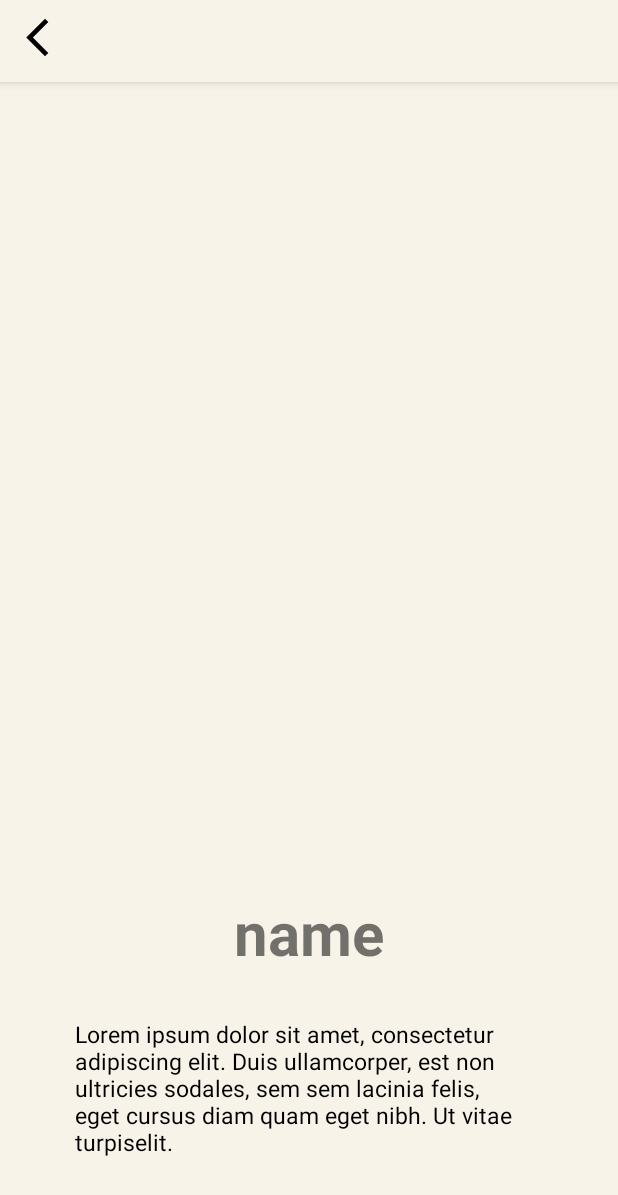
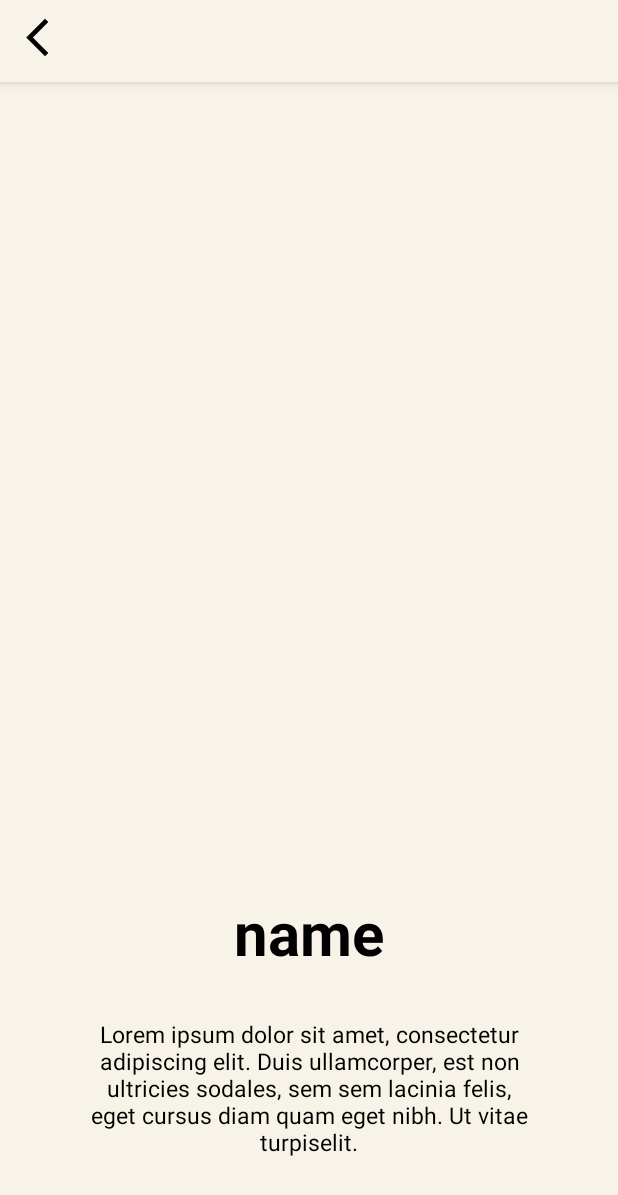
Before and after one commit to EmilioBoti/pokemon-app, an Android app: the layout fragment_pokemon.xml on its own in the app's theme, with its tools: preview values and no code run, on a phone screen of 412 x 824 dp. Shown: the top 1195 px of the screen. Run offline under Robolectric (Android 15) with nearby library versions, the phone set to English and light mode, and no system bars.

Commit message:
features/DEV/V1.0.1 done

```diff
--- a/app/src/main/java/com/example/pokemonapp/view/ui/base/MainActivity.java
+++ b/app/src/main/java/com/example/pokemonapp/view/ui/base/MainActivity.java
@@ -21,6 +21,7 @@ public class MainActivity extends AppCompatActivity {
         callFragment();
 
     }
+
     private void callFragment() {
         FragmentManager fragmentManager = getSupportFragmentManager();
         FragmentTransaction fragmentTransaction = fragmentManager.beginTransaction();
--- a/app/src/main/res/drawable/borders.xml
+++ b/app/src/main/res/drawable/borders.xml
@@ -3,5 +3,5 @@
     <corners android:radius="@dimen/dimen_300">
 
     </corners>
-    <stroke android:width="1dp"></stroke>
+    <stroke android:width="1dp" />
 </shape>
--- a/app/src/main/res/layout/evolution_card.xml
+++ b/app/src/main/res/layout/evolution_card.xml
@@ -8,6 +8,7 @@
 
 
     <androidx.cardview.widget.CardView
+        android:id="@+id/cardEvo"
         android:layout_width="wrap_content"
         android:layout_height="wrap_content"
         android:layout_gravity="center"
--- a/app/src/main/res/layout/fragment_home.xml
+++ b/app/src/main/res/layout/fragment_home.xml
@@ -6,7 +6,6 @@
     android:layout_height="match_parent"
     android:background="@color/bg_fragment"
     tools:context=".view.ui.fragments.HomeFragment"
-
     >
 
     <TextView
@@ -18,9 +17,7 @@
         android:text="@string/title"
         android:textColor="@color/black"
         android:textSize="@dimen/dimenString_36"
-        android:textStyle="bold">
-
-    </TextView>
+        android:textStyle="bold"/>
 
     <LinearLayout
         android:id="@+id/search_container"
@@ -40,6 +37,7 @@
             android:background="@drawable/customborder"
             android:inputType="text"
             app:queryHint="Search"
+            android:textColor="@color/black"
             />
 
         <ImageButton
--- a/app/src/main/res/layout/fragment_pokemon.xml
+++ b/app/src/main/res/layout/fragment_pokemon.xml
@@ -62,6 +62,7 @@
                 android:textAlignment="center"
                 android:textSize="@dimen/dimenString_40"
                 android:textStyle="bold"
+                android:textColor="@color/black"
                 tools:text="@string/name" />
 
             <!--Description-->
@@ -73,9 +74,27 @@
                 android:layout_marginTop="@dimen/dimen_30"
                 android:layout_marginRight="@dimen/dimen_50"
                 android:layout_marginBottom="@dimen/dimen_40"
-                android:text="@string/aboutPoke"
                 android:textColor="@color/black"
-                android:textSize="@dimen/dimenString_15" />
+                android:textAlignment="center"
+                android:textSize="@dimen/dimenString_15"
+                tools:text="@string/aboutPoke" />
+
+            <HorizontalScrollView
+                android:layout_width="match_parent"
+                android:layout_height="wrap_content"
+                android:scrollbars="none"
+                >
+
+                <LinearLayout
+                    android:id="@+id/abilitiesContainer"
+                    android:layout_width="wrap_content"
+                    android:layout_height="wrap_content"
+                    android:orientation="horizontal"
+                    android:paddingVertical="@dimen/dimen_20"
+                    android:paddingHorizontal="@dimen/dimen_20"
+                    android:layout_gravity="center"
+                    />
+            </HorizontalScrollView>
 
             <androidx.cardview.widget.CardView
                 android:id="@+id/descriptionMainContainer"
@@ -102,51 +121,45 @@
                         android:id="@+id/type"
                         android:layout_width="wrap_content"
                         android:layout_height="wrap_content"
-                        app:title="@string/type"
                         android:gravity="top"
-                        />
+                        app:title="@string/type" />
 
                     <com.example.pokemonapp.components.Property
                         android:id="@+id/abilities"
                         android:layout_width="wrap_content"
                         android:layout_height="wrap_content"
-                        app:title="@string/abilities"
                         android:gravity="top"
                         app:spaceHorizontal="@dimen/dimen_10"
-                        />
+                        app:title="@string/abilities" />
 
                     <com.example.pokemonapp.components.Property
                         android:id="@+id/weight"
                         android:layout_width="wrap_content"
                         android:layout_height="wrap_content"
-                        app:title="@string/weight"
                         android:gravity="top"
-                        />
+                        app:title="@string/weight" />
 
                     <com.example.pokemonapp.components.Property
                         android:id="@+id/baseExp"
                         android:layout_width="wrap_content"
                         android:layout_height="wrap_content"
-                        app:title="@string/BaseExp"
                         android:gravity="top"
-                        />
+                        app:title="@string/BaseExp" />
 
                     <com.example.pokemonapp.components.Property
                         android:id="@+id/habitat"
                         android:layout_width="wrap_content"
                         android:layout_height="wrap_content"
-                        app:title="@string/habitat"
+                        android:gravity="top"
                         app:spaceHorizontal="@dimen/dimen_10"
-                        android:gravity="top"
-                        />
+                        app:title="@string/habitat" />
 
                     <com.example.pokemonapp.components.Property
                         android:id="@+id/height"
                         android:layout_width="wrap_content"
                         android:layout_height="wrap_content"
-                        app:title="@string/height"
                         android:gravity="top"
-                        />
+                        app:title="@string/height" />
                 </GridLayout>
             </androidx.cardview.widget.CardView>
 
--- a/app/src/main/res/layout/poke_cardview.xml
+++ b/app/src/main/res/layout/poke_cardview.xml
@@ -19,6 +19,7 @@
         android:layout_marginBottom="@dimen/dimen_5"
         app:cardCornerRadius="@dimen/dimen_5"
         app:cardElevation="@dimen/dimen_15"
+        app:cardBackgroundColor="@color/white"
         >
 
         <RelativeLayout
--- a/app/src/main/res/values/dimens.xml
+++ b/app/src/main/res/values/dimens.xml
@@ -70,5 +70,6 @@
     <dimen name="dimen_68">68dp</dimen>
     <dimen name="dimen_67">67dp</dimen>
     <dimen name="dimen_66">66dp</dimen>
+    <dimen name="dimen_1">1dp</dimen>
 
 </resources>
```
Also changed, not shown: app/src/main/assets/types.json (added, +74 -0 lines), app/src/main/java/com/example/pokemonapp/components/Property.java (+7 -1 lines), app/src/main/java/com/example/pokemonapp/utils/constants/Helpers.java (+4 -8 lines), app/src/main/java/com/example/pokemonapp/view/ui/fragments/PokemonFragment.java (+50 -24 lines), app/src/main/res/anim/fade_in.xml (added, +7 -0 lines), app/src/main/res/anim/fade_out.xml (added, +7 -0 lines), app/src/main/res/anim/slide_in.xml (added, +7 -0 lines), app/src/main/res/anim/slide_out.xml (added, +7 -0 lines), app/src/main/res/values/colors.xml (+21 -0 lines).
